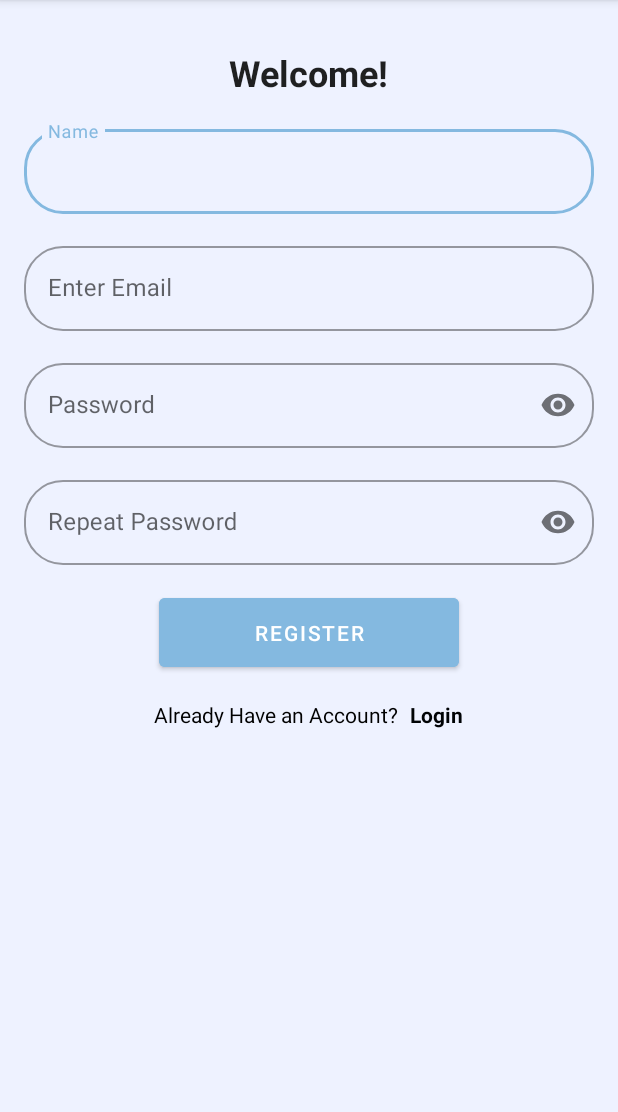
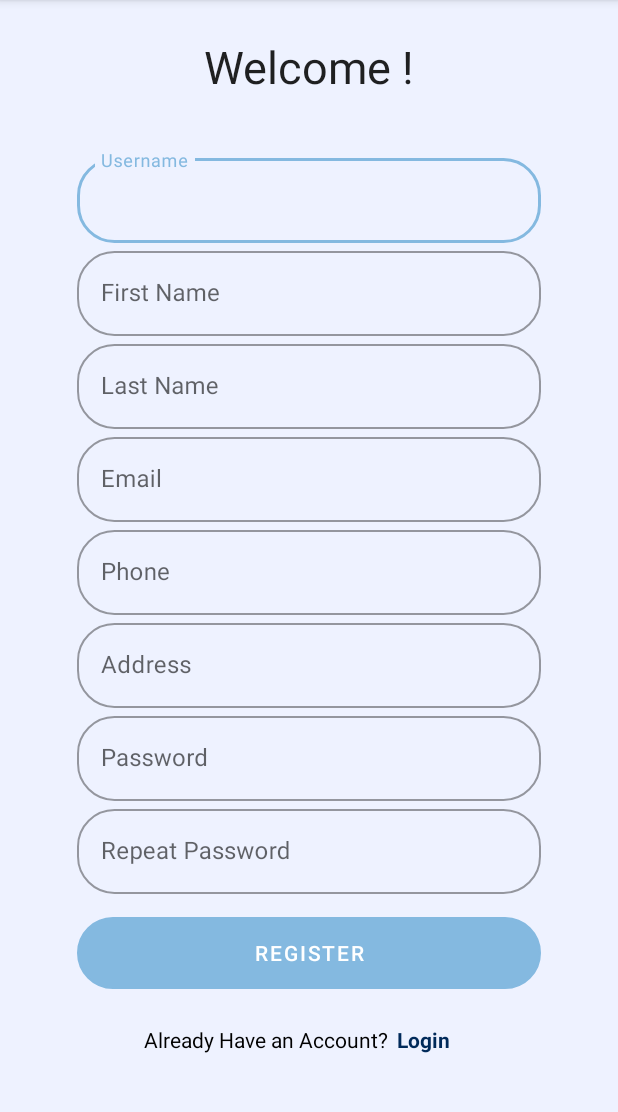
Before and after one commit to AceLysnd/FP-AND-C11, an Android app: the RegisterActivity screen opened directly, with no data from a screen before it, on a phone screen of 412 x 824 dp, the part 84-1196 px from its top. Run offline under Robolectric (Android 15) with nearby library versions, the phone set to English and light mode, and no system bars; our stand-ins replace Dagger/Hilt's generated code.

Commit message:
newRegister

```diff
--- a/app/src/main/res/layout/activity_register.xml
+++ b/app/src/main/res/layout/activity_register.xml
@@ -8,156 +8,249 @@
     android:background="#EEF2FF"
     tools:context=".ui.view.RegisterActivity">
 
-    <LinearLayout
+
+    <androidx.constraintlayout.widget.ConstraintLayout
         android:layout_width="match_parent"
-        android:layout_height="wrap_content"
-        android:orientation="vertical">
+        android:background="#EEF2FF"
+        android:layout_height="wrap_content">
+
 
         <TextView
-            android:id="@+id/tv_title_dialog"
-            style="@style/TextAppearance.MaterialComponents.Headline5"
+            android:id="@+id/tv_register_dialog"
             android:layout_width="wrap_content"
             android:layout_height="wrap_content"
-            android:layout_marginTop="16dp"
-            android:text="@string/tv_create_new_account"
+            android:layout_marginTop="24dp"
+            android:text="Already Have an Account?"
+            android:textColor="@color/black"
+            app:layout_constraintBottom_toBottomOf="parent"
+            app:layout_constraintEnd_toEndOf="@+id/btn_create_account"
+            app:layout_constraintHorizontal_bias="0.061"
+            app:layout_constraintStart_toStartOf="@+id/btn_create_account"
+            app:layout_constraintTop_toBottomOf="@+id/btn_create_account"
+            app:layout_constraintVertical_bias="0.0" />
+
+        <TextView
+            android:id="@+id/tvGotoLogin"
+            android:layout_width="wrap_content"
+            android:layout_height="wrap_content"
+            android:layout_marginTop="24dp"
+            android:text="@string/login"
+            android:textColor="#002A5A"
             android:textStyle="bold"
-            android:layout_gravity="center"
-            tools:ignore="MissingConstraints" />
+            app:layout_constraintBottom_toBottomOf="parent"
+            app:layout_constraintEnd_toEndOf="@+id/btn_create_account"
+            app:layout_constraintHorizontal_bias="0.06"
+            app:layout_constraintStart_toEndOf="@+id/tv_register_dialog"
+            app:layout_constraintTop_toBottomOf="@+id/btn_create_account"
+            app:layout_constraintVertical_bias="0.0" />
+
+        <Button
+            android:id="@+id/btn_create_account"
+            android:layout_width="match_parent"
+            android:layout_height="wrap_content"
+            android:layout_marginLeft="35dp"
+            android:background="@drawable/round_border"
+            android:layout_marginTop="15dp"
+            android:layout_marginRight="35dp"
+            android:text="@string/register"
+            app:layout_constraintEnd_toEndOf="@+id/til_confirm_password"
+            app:layout_constraintHorizontal_bias="0.0"
+            app:layout_constraintStart_toStartOf="@+id/til_confirm_password"
+            app:layout_constraintTop_toBottomOf="@+id/til_confirm_password" />
 
         <com.google.android.material.textfield.TextInputLayout
-            android:id="@+id/til_username"
+            android:id="@+id/til_confirm_password"
+            style="@style/Widget.MaterialComponents.TextInputLayout.OutlinedBox"
+            android:layout_width="match_parent"
+            android:layout_marginRight="35dp"
+            android:layout_marginLeft="35dp"
+            app:boxCornerRadiusTopStart="25dp"
+            app:boxCornerRadiusTopEnd="25dp"
+            app:boxCornerRadiusBottomEnd="25dp"
+            app:boxCornerRadiusBottomStart="25dp"
+            android:layout_height="wrap_content"
+            android:hint="@string/confirm_password"
+            app:layout_constraintEnd_toEndOf="@+id/til_password"
+            app:layout_constraintStart_toStartOf="@+id/til_password"
+            app:layout_constraintTop_toBottomOf="@+id/til_password">
+
+            <com.google.android.material.textfield.TextInputEditText
+                android:id="@+id/et_confirm_password"
+                android:layout_width="match_parent"
+                android:layout_height="wrap_content" />
+        </com.google.android.material.textfield.TextInputLayout>
+
+        <com.google.android.material.textfield.TextInputLayout
+            android:id="@+id/til_password"
             style="@style/Widget.MaterialComponents.TextInputLayout.OutlinedBox"
             android:layout_width="match_parent"
             android:layout_height="wrap_content"
-            android:layout_marginTop="16dp"
-            android:hint="@string/enter_username"
-            app:layout_constraintLeft_toLeftOf="parent"
-            app:layout_constraintRight_toRightOf="parent"
-            app:layout_constraintTop_toBottomOf="@+id/tv_title_dialog"
-            app:boxCornerRadiusBottomStart="26dp"
-            app:boxCornerRadiusTopStart="26dp"
-            app:boxCornerRadiusBottomEnd="26dp"
-            app:boxCornerRadiusTopEnd="26dp">
+            android:hint="@string/enter_password"
+            android:layout_marginRight="35dp"
+            android:layout_marginLeft="35dp"
+            app:boxCornerRadiusBottomStart="25dp"
+            app:boxCornerRadiusBottomEnd="25dp"
+            app:boxCornerRadiusTopEnd="25dp"
+            app:boxCornerRadiusTopStart="25dp"
+            app:layout_constraintEnd_toEndOf="@+id/til_address"
+            app:layout_constraintStart_toStartOf="@+id/til_address"
+            app:layout_constraintTop_toBottomOf="@+id/til_address">
 
             <com.google.android.material.textfield.TextInputEditText
-                android:id="@+id/et_username"
+                android:id="@+id/et_password"
                 android:layout_width="match_parent"
                 android:layout_height="wrap_content"/>
+        </com.google.android.material.textfield.TextInputLayout>
 
+        <com.google.android.material.textfield.TextInputLayout
+            android:id="@+id/til_address"
+            style="@style/Widget.MaterialComponents.TextInputLayout.OutlinedBox"
+            android:layout_width="match_parent"
+            android:layout_height="wrap_content"
+            android:layout_marginRight="35dp"
+            android:layout_marginLeft="35dp"
+            app:boxCornerRadiusTopStart="25dp"
+            app:boxCornerRadiusTopEnd="25dp"
+            app:boxCornerRadiusBottomEnd="25dp"
+            app:boxCornerRadiusBottomStart="25dp"
+            android:hint="@string/address"
+            app:layout_constraintEnd_toEndOf="@+id/til_phone"
+            app:layout_constraintStart_toStartOf="@+id/til_phone"
+            app:layout_constraintTop_toBottomOf="@+id/til_phone">
+
+            <com.google.android.material.textfield.TextInputEditText
+                android:id="@+id/et_address"
+                android:layout_width="match_parent"
+                android:layout_height="wrap_content" />
         </com.google.android.material.textfield.TextInputLayout>
+
 
         <com.google.android.material.textfield.TextInputLayout
             android:id="@+id/til_email"
             style="@style/Widget.MaterialComponents.TextInputLayout.OutlinedBox"
             android:layout_width="match_parent"
             android:layout_height="wrap_content"
-            android:layout_marginTop="16dp"
-            android:hint="@string/enter_email"
-            app:layout_constraintLeft_toLeftOf="parent"
-            app:layout_constraintRight_toRightOf="parent"
-            app:layout_constraintTop_toBottomOf="@+id/til_username"
-            app:boxCornerRadiusTopEnd="26dp"
-            app:boxCornerRadiusBottomEnd="26dp"
-            app:boxCornerRadiusTopStart="26dp"
-            app:boxCornerRadiusBottomStart="26dp">
+            android:layout_marginLeft="35dp"
+            android:layout_marginRight="35dp"
+            android:hint="@string/email"
+            app:boxCornerRadiusTopStart="25dp"
+            app:boxCornerRadiusTopEnd="25dp"
+            app:boxCornerRadiusBottomEnd="25dp"
+            app:boxCornerRadiusBottomStart="25dp"
+            app:layout_constraintEnd_toEndOf="@+id/til_lastname"
+            app:layout_constraintStart_toStartOf="@+id/til_lastname"
+            app:layout_constraintTop_toBottomOf="@+id/til_lastname">
 
             <com.google.android.material.textfield.TextInputEditText
                 android:id="@+id/et_email"
                 android:layout_width="match_parent"
-                android:layout_height="wrap_content"
-                android:inputType="textEmailAddress"/>
-
+                android:layout_height="wrap_content" />
         </com.google.android.material.textfield.TextInputLayout>
 
-
         <com.google.android.material.textfield.TextInputLayout
-            android:id="@+id/til_password"
+            android:id="@+id/til_lastname"
             style="@style/Widget.MaterialComponents.TextInputLayout.OutlinedBox"
             android:layout_width="match_parent"
             android:layout_height="wrap_content"
-            android:layout_marginTop="16dp"
-            android:hint="@string/enter_password"
-            app:layout_constraintLeft_toLeftOf="parent"
-            app:layout_constraintRight_toRightOf="parent"
-            app:layout_constraintTop_toBottomOf="@+id/til_email"
-            app:passwordToggleEnabled="true"
-            app:boxCornerRadiusBottomStart="26dp"
-            app:boxCornerRadiusTopStart="26dp"
-            app:boxCornerRadiusBottomEnd="26dp"
-            app:boxCornerRadiusTopEnd="26dp">
+            android:layout_marginRight="35dp"
+            android:layout_marginLeft="35dp"
+            android:hint="@string/last_name"
+            app:boxCornerRadiusBottomStart="25dp"
+            app:boxCornerRadiusBottomEnd="25dp"
+            app:boxCornerRadiusTopEnd="25dp"
+            app:boxCornerRadiusTopStart="25dp"
+            app:layout_constraintEnd_toEndOf="@+id/til_firstname"
+            app:layout_constraintStart_toStartOf="@+id/til_firstname"
+            app:layout_constraintTop_toBottomOf="@+id/til_firstname">
 
             <com.google.android.material.textfield.TextInputEditText
-                android:id="@+id/et_password"
+                android:id="@+id/et_lastname"
                 android:layout_width="match_parent"
-                android:layout_height="wrap_content"
-                android:inputType="textPassword" />
+                android:layout_height="wrap_content" />
+        </com.google.android.material.textfield.TextInputLayout>
+
+        <com.google.android.material.textfield.TextInputLayout
+            android:id="@+id/til_firstname"
+            style="@style/Widget.MaterialComponents.TextInputLayout.OutlinedBox"
+            android:layout_width="match_parent"
+            android:layout_height="wrap_content"
+            android:hint="@string/first_name"
+            android:layout_marginRight="35dp"
+            android:layout_marginLeft="35dp"
+            app:boxCornerRadiusTopStart="25dp"
+            app:boxCornerRadiusTopEnd="25dp"
+            app:boxCornerRadiusBottomEnd="25dp"
+            app:boxCornerRadiusBottomStart="25dp"
+            app:layout_constraintEnd_toEndOf="@+id/til_username"
+            app:layout_constraintStart_toStartOf="@+id/til_username"
+            app:layout_constraintTop_toBottomOf="@+id/til_username">
+
+            <com.google.android.material.textfield.TextInputEditText
+                android:id="@+id/etfirstname"
+                android:layout_width="match_parent"
+                android:layout_height="wrap_content" />
+        </com.google.android.material.textfield.TextInputLayout>
+
+        <TextView
+            android:id="@+id/tv_tittle_dialog"
+            style="@style/Widget.MaterialComponents.TextInputLayout.OutlinedBox"
+            android:layout_width="wrap_content"
+            android:layout_height="wrap_content"
+            android:layout_marginTop="8dp"
+            android:text="Welcome !"
+            android:textSize="30dp"
+            app:layout_constraintEnd_toEndOf="parent"
+            app:layout_constraintStart_toStartOf="parent"
+            app:layout_constraintTop_toTopOf="parent" />
+
+        <com.google.android.material.textfield.TextInputLayout
+            android:id="@+id/til_username"
+            style="@style/Widget.MaterialComponents.TextInputLayout.OutlinedBox"
+            android:layout_width="match_parent"
+            android:layout_height="match_parent"
+            android:hint="@string/username"
+            android:layout_marginTop="35dp"
+            android:layout_marginLeft="35dp"
+            android:layout_marginRight="35dp"
+            app:boxCornerRadiusBottomStart="25dp"
+            app:boxCornerRadiusBottomEnd="25dp"
+            app:boxCornerRadiusTopEnd="25dp"
+            app:boxCornerRadiusTopStart="25dp"
+            app:layout_constraintEnd_toEndOf="@+id/tv_tittle_dialog"
+            app:layout_constraintStart_toStartOf="@+id/tv_tittle_dialog"
+            app:layout_constraintTop_toBottomOf="@+id/tv_tittle_dialog">
+
+
+            <com.google.android.material.textfield.TextInputEditText
+                android:id="@+id/et_username"
+                android:layout_width="match_parent"
+                android:layout_height="wrap_content" />
 
         </com.google.android.material.textfield.TextInputLayout>
 
         <com.google.android.material.textfield.TextInputLayout
-            android:id="@+id/til_confirm_password"
+            android:id="@+id/til_phone"
             style="@style/Widget.MaterialComponents.TextInputLayout.OutlinedBox"
             android:layout_width="match_parent"
             android:layout_height="wrap_content"
-            android:layout_marginTop="16dp"
-            android:hint="@string/confirm_password"
-            app:layout_constraintLeft_toLeftOf="parent"
-            app:layout_constraintRight_toRightOf="parent"
-            app:layout_constraintTop_toBottomOf="@+id/til_password"
-            app:passwordToggleEnabled="true"
-            app:boxCornerRadiusBottomEnd="26dp"
-            app:boxCornerRadiusTopEnd="26dp"
-            app:boxCornerRadiusTopStart="26dp"
-            app:boxCornerRadiusBottomStart="26dp">
+            android:hint="@string/phone"
+            android:layout_marginLeft="35dp"
+            android:layout_marginRight="35dp"
+            app:boxCornerRadiusBottomStart="25dp"
+            app:boxCornerRadiusBottomEnd="25dp"
+            app:boxCornerRadiusTopEnd="25dp"
+            app:boxCornerRadiusTopStart="25dp"
+            app:layout_constraintEnd_toEndOf="@+id/til_email"
+            app:layout_constraintStart_toStartOf="@+id/til_email"
+            app:layout_constraintTop_toBottomOf="@+id/til_email">
 
             <com.google.android.material.textfield.TextInputEditText
-                android:id="@+id/et_confirm_password"
+                android:id="@+id/et_phone"
                 android:layout_width="match_parent"
-                android:layout_height="wrap_content"
-                android:inputType="textPassword" />
-
+                android:layout_height="wrap_content" />
         </com.google.android.material.textfield.TextInputLayout>
 
-        <Button
-            android:id="@+id/btn_create_account"
-            android:layout_width="match_parent"
-            android:layout_height="wrap_content"
-            android:layout_marginTop="16dp"
-            android:layout_marginRight="90dp"
-            android:layout_marginLeft="90dp"
-            android:text="@string/btn_create_account"
-            android:backgroundTint="#84B9E0"
-            android:padding="13dp"
-            />
-        <LinearLayout
-            android:layout_width="wrap_content"
-            android:layout_height="wrap_content"
-            android:layout_gravity="center"
-            android:orientation="horizontal">
+    </androidx.constraintlayout.widget.ConstraintLayout>
 
-            <TextView
-                android:id="@+id/tv_register_dialog"
-                android:layout_width="wrap_content"
-                android:layout_height="wrap_content"
-                android:layout_marginTop="16dp"
-                android:text="@string/have_account"
-                android:textColor="@color/black"
-                app:layout_constraintBottom_toBottomOf="parent"
-                app:layout_constraintStart_toStartOf="parent"
-                app:layout_constraintTop_toBottomOf="@+id/btn_create_account" />
 
-            <TextView
-                android:id="@+id/tv_goto_login"
-                android:layout_width="wrap_content"
-                android:layout_height="wrap_content"
-                android:layout_marginStart="8dp"
-                android:layout_marginTop="16dp"
-                android:text="@string/login"
-                android:textColor="#000305"
-                android:textStyle="bold"
-                app:layout_constraintStart_toEndOf="@+id/tv_register_dialog"
-                app:layout_constraintTop_toBottomOf="@+id/btn_create_account" />
-        </LinearLayout>
-
-    </LinearLayout>
 </ScrollView>
```
